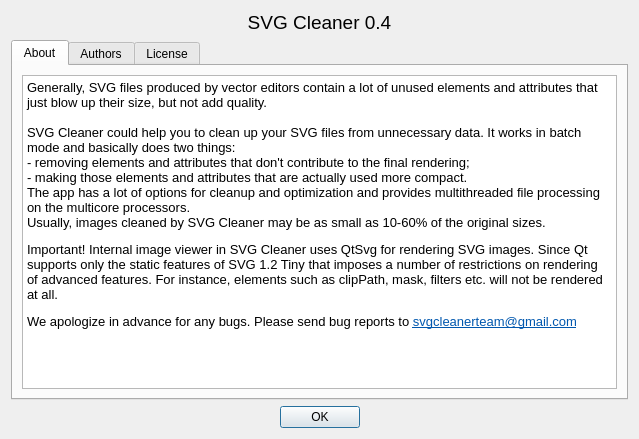
Old version of the form src/aboutdialog.ui in the repository RazrFalcon/svgcleaner.
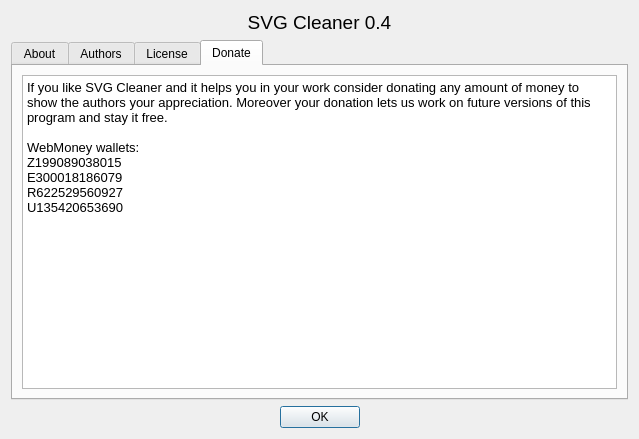
New version of the form.

Commit message: Donate tab added.

What changed in the file:
```diff
--- a/src/aboutdialog.ui
+++ b/src/aboutdialog.ui
@@ -38,7 +38,7 @@
    <item>
     <widget class="QTabWidget" name="tabWidget">
      <property name="currentIndex">
-      <number>0</number>
+      <number>3</number>
      </property>
      <widget class="QWidget" name="tab">
       <attribute name="title">
@@ -109,6 +109,26 @@
        </item>
       </layout>
      </widget>
+     <widget class="QWidget" name="tab_4">
+      <attribute name="title">
+       <string>Donate</string>
+      </attribute>
+      <layout class="QVBoxLayout" name="verticalLayout_5">
+       <item>
+        <widget class="QTextBrowser" name="textBrowser_4">
+         <property name="html">
+          <string>&lt;!DOCTYPE HTML PUBLIC &quot;-//W3C//DTD HTML 4.0//EN&quot; &quot;http://www.w3.org/TR/REC-html40/strict.dtd&quot;&gt;
+&lt;html&gt;&lt;head&gt;&lt;meta name=&quot;qrichtext&quot; content=&quot;1&quot; /&gt;&lt;style type=&quot;text/css&quot;&gt;
+p, li { white-space: pre-wrap; }
+&lt;/style&gt;&lt;/head&gt;&lt;body style=&quot; font-family:'Verdana'; font-size:10pt; font-weight:400; font-style:normal;&quot;&gt;
+&lt;p style=&quot; margin-top:0px; margin-bottom:0px; margin-left:0px; margin-right:0px; -qt-block-indent:0; text-indent:0px;&quot;&gt;If you like SVG Cleaner and it helps you in your work consider donating any amount of money to show the authors your appreciation. Moreover your donation lets us work on future versions of this program and stay it free.&lt;br /&gt;&lt;/p&gt;
+&lt;p style=&quot; margin-top:0px; margin-bottom:0px; margin-left:0px; margin-right:0px; -qt-block-indent:0; text-indent:0px;&quot;&gt;WebMoney wallets:&lt;br /&gt;Z199089038015&lt;/p&gt;
+&lt;p style=&quot; margin-top:0px; margin-bottom:0px; margin-left:0px; margin-right:0px; -qt-block-indent:0; text-indent:0px;&quot;&gt;E300018186079&lt;br /&gt;R622529560927&lt;br /&gt;U135420653690&lt;br /&gt;&lt;/p&gt;&lt;/body&gt;&lt;/html&gt;</string>
+         </property>
+        </widget>
+       </item>
+      </layout>
+     </widget>
     </widget>
    </item>
    <item>
```
The commit also changes 2 other files.
